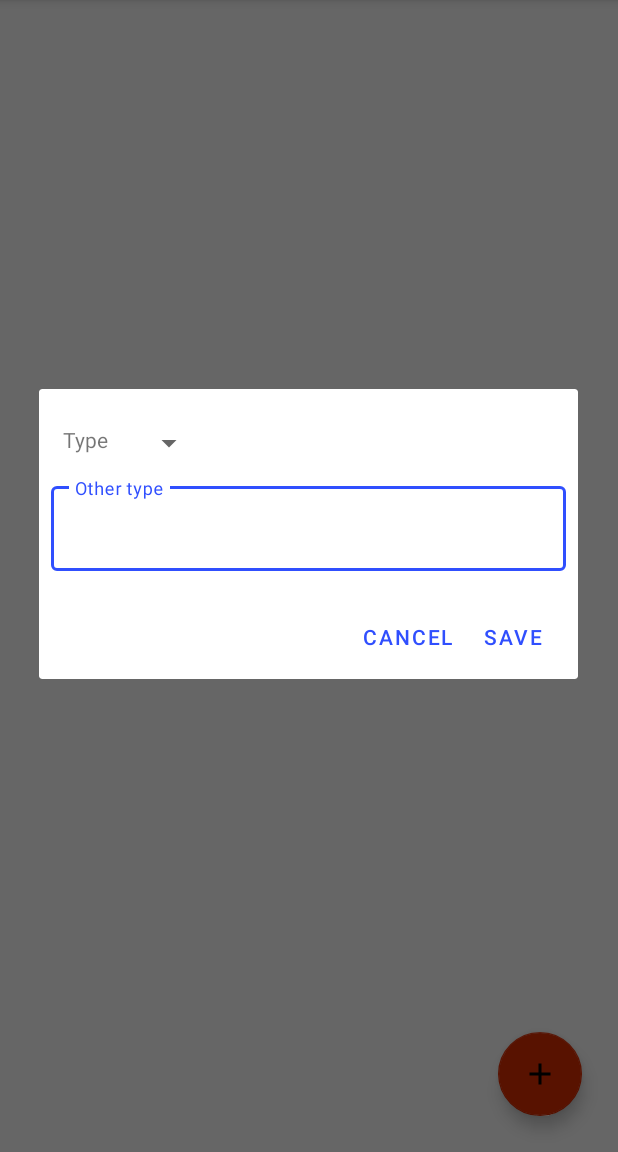
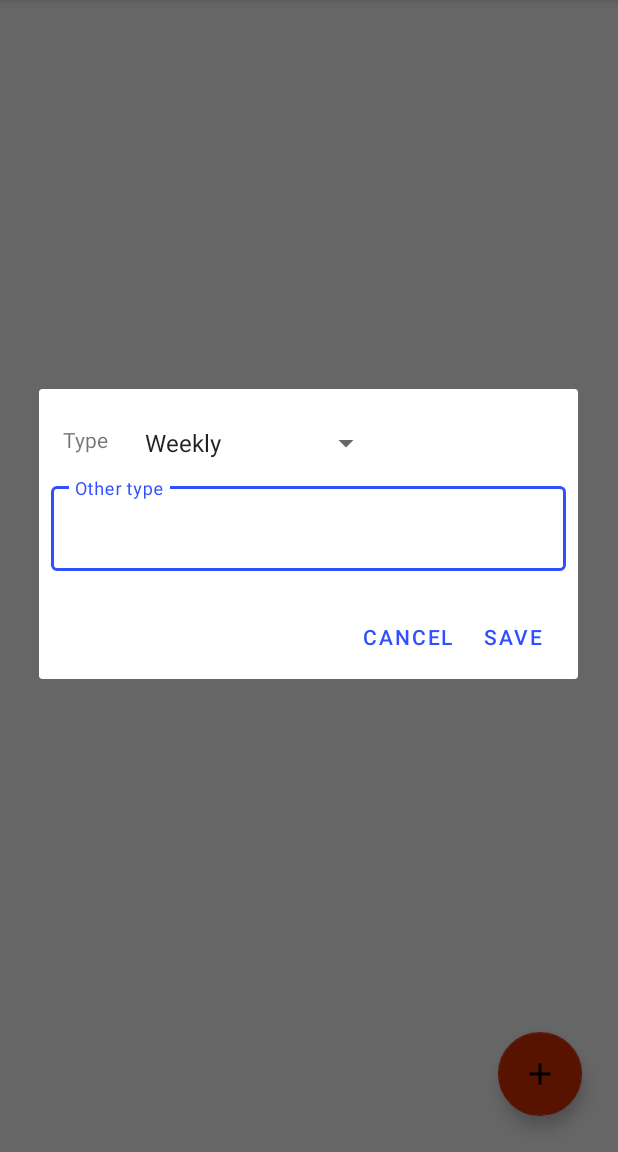
Before and after one commit to embashbaz/Expense-Planner-App, an Android app: the ExpenseListFragment screen opened through its navigation route, after a tap on an icon or button, on a phone screen of 412 x 824 dp, the part 84-1236 px from its top. Run offline under Robolectric (Android 15) with nearby library versions, the phone set to English and light mode, and no system bars.

```diff
--- a/app/build.gradle
+++ b/app/build.gradle
@@ -2,6 +2,8 @@ plugins {
     id 'com.android.application'
     id 'kotlin-android'
     id 'com.google.gms.google-services'
+    id 'org.jetbrains.kotlin.android.extensions'
+    id 'kotlin-kapt'
 }
 
 android {
@@ -52,6 +54,8 @@ dependencies {
     implementation "androidx.lifecycle:lifecycle-viewmodel-ktx:2.3.1"
     implementation "androidx.cardview:cardview:1.0.0"
     implementation "androidx.room:room-runtime:2.3.0"
+    implementation "androidx.room:room-ktx:2.3.0"
+    kapt "androidx.room:room-compiler:2.3.0"
     implementation 'com.google.android.material:material:1.3.0'
     implementation 'org.jetbrains.kotlinx:kotlinx-coroutines-android:1.3.9'
     implementation 'androidx.fragment:fragment-ktx:1.3.2'
--- a/app/src/main/java/com/example/expenseplanner/ui/cart/CartViewModel.kt
+++ b/app/src/main/java/com/example/expenseplanner/ui/cart/CartViewModel.kt
@@ -25,6 +25,10 @@ class CartViewModel(repository: Repository) : ViewModel() {
         repository.updateItemProduct(item)
     }
 
+    fun updateCart(cart: Cart) = viewModelScope.launch{
+       repository.updateCart(cart)
+    }
+
     fun getItemsForCart(id: Int): LiveData<List<ItemProduct>> {
         return repository.getItemsForCart(id)
     }
--- a/app/src/main/java/com/example/expenseplanner/ui/dialogs/NewCartDialog.kt
+++ b/app/src/main/java/com/example/expenseplanner/ui/dialogs/NewCartDialog.kt
@@ -6,6 +6,7 @@ import android.content.DialogInterface
 import android.os.Bundle
 import android.view.View
 import android.widget.AdapterView
+import android.widget.ArrayAdapter
 import android.widget.Spinner
 import androidx.fragment.app.DialogFragment
 import com.example.expenseplanner.R
@@ -18,7 +19,7 @@ import java.util.*
 class NewCartDialog (viewModel: ExpenseListViewModel): DialogFragment(), AdapterView.OnItemSelectedListener{
 
     val viewModel = viewModel
-    val otherType = activity?.let { TextInputLayout(it) }
+    lateinit var otherType:TextInputLayout
     lateinit var typeSpinner: Spinner
     var itemSpinner = ""
 
@@ -31,8 +32,20 @@ class NewCartDialog (viewModel: ExpenseListViewModel): DialogFragment(), Adapter
 
            val inflater = requireActivity().layoutInflater;
            val view = inflater.inflate(R.layout.new_cart_dialog, null)
+           otherType = view.findViewById(R.id.other_cart_et)
            typeSpinner = view.findViewById(R.id.cart_type_spinner)
            typeSpinner.onItemSelectedListener = this
+
+           ArrayAdapter.createFromResource(
+               requireActivity(),
+               R.array.cart_type_spinner,
+               android.R.layout.simple_spinner_item
+           ).also { adapter ->
+               // Specify the layout to use when the list of choices appears
+               adapter.setDropDownViewResource(android.R.layout.simple_spinner_dropdown_item)
+               // Apply the adapter to the spinner
+               typeSpinner.adapter = adapter
+           }
 
 
 
@@ -69,7 +82,7 @@ class NewCartDialog (viewModel: ExpenseListViewModel): DialogFragment(), Adapter
             itemSpinner = parent.getItemAtPosition(position).toString()
             if (itemSpinner.equals("Other")){
                 otherType?.visibility = View.VISIBLE
-                itemSpinner = otherType.toString()
+                itemSpinner = otherType.editText?.text.toString().toString()
             }
         }
     }
--- a/app/src/main/java/com/example/expenseplanner/ui/expenselist/ExpenseListFragment.kt
+++ b/app/src/main/java/com/example/expenseplanner/ui/expenselist/ExpenseListFragment.kt
@@ -8,6 +8,7 @@ import android.view.View
 import android.view.ViewGroup
 import android.widget.TextView
 import androidx.fragment.app.viewModels
+import androidx.navigation.fragment.findNavController
 import androidx.recyclerview.widget.LinearLayoutManager
 import androidx.recyclerview.widget.RecyclerView
 import com.example.expenseplanner.ExpensePlanner
@@ -70,7 +71,9 @@ class ExpenseListFragment : Fragment() {
     }
 
     private fun goToCart(cart: Cart) {
-        TODO("Not yet implemented")
+        val bundle = Bundle()
+        bundle.putParcelable("cart", cart)
+        this.findNavController().navigate(R.id.action_expenseListFragment_to_cartFragment, bundle)
     }
 
     private fun createCart() {
--- a/app/src/main/java/com/example/expenseplanner/ui/landin/LandInFragment.kt
+++ b/app/src/main/java/com/example/expenseplanner/ui/landin/LandInFragment.kt
@@ -5,6 +5,8 @@ import androidx.fragment.app.Fragment
 import android.view.LayoutInflater
 import android.view.View
 import android.view.ViewGroup
+import androidx.cardview.widget.CardView
+import androidx.navigation.fragment.findNavController
 import com.example.expenseplanner.R
 
 
@@ -16,7 +18,15 @@ class LandInFragment : Fragment() {
         savedInstanceState: Bundle?
     ): View? {
 
-        return inflater.inflate(R.layout.fragment_land_in, container, false)
+        val view = inflater.inflate(R.layout.fragment_land_in, container, false)
+        val goToExpense = view.findViewById<CardView>(R.id.go_expense_card)
+
+
+        goToExpense.setOnClickListener{
+            this.findNavController().navigate(R.id.action_landInFragment_to_expenseListFragment)
+        }
+
+        return view
     }
 
 }
--- a/app/src/main/res/layout/fragment_land_in.xml
+++ b/app/src/main/res/layout/fragment_land_in.xml
@@ -23,6 +23,7 @@
         app:layout_constraintTop_toTopOf="parent">
 
         <androidx.cardview.widget.CardView
+            android:id="@+id/go_expense_card"
             android:layout_width="wrap_content"
             android:layout_height="wrap_content"
             android:layout_row="0"
--- a/app/src/main/res/layout/product_dialog.xml
+++ b/app/src/main/res/layout/product_dialog.xml
@@ -62,7 +62,8 @@
 
         <com.google.android.material.textfield.TextInputEditText
             android:layout_width="match_parent"
-            android:layout_height="wrap_content" />
+            android:layout_height="wrap_content"
+            android:inputType="number|numberDecimal" />
     </com.google.android.material.textfield.TextInputLayout>
 
     <com.google.android.material.textfield.TextInputLayout
@@ -82,7 +83,8 @@
 
         <com.google.android.material.textfield.TextInputEditText
             android:layout_width="match_parent"
-            android:layout_height="wrap_content" />
+            android:layout_height="wrap_content"
+            android:inputType="numberDecimal" />
     </com.google.android.material.textfield.TextInputLayout>
 
     <com.google.android.material.textfield.TextInputLayout
```
Also changed, not shown: app/src/main/java/com/example/expenseplanner/data/Models.kt (+7 -3 lines), app/src/main/java/com/example/expenseplanner/ui/cart/CartAdapter.kt (+11 -0 lines), app/src/main/java/com/example/expenseplanner/ui/cart/CartFragment.kt (+22 -1 lines), app/src/main/java/com/example/expenseplanner/ui/dialogs/ItemDialog.kt (+6 -4 lines).
